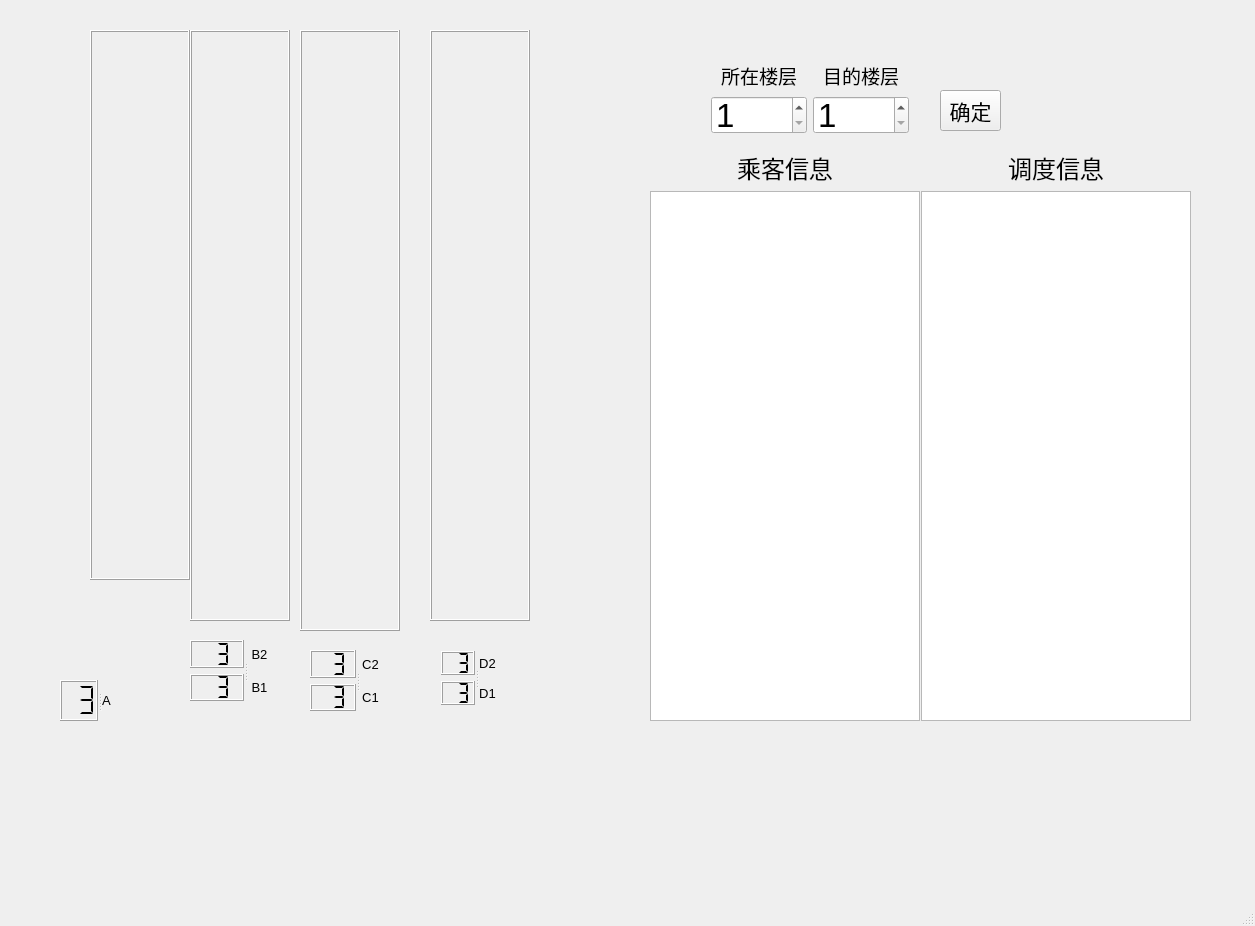
Old version of the form model/ele_version5_3_2.ui in the repository TDilcy/Ele.
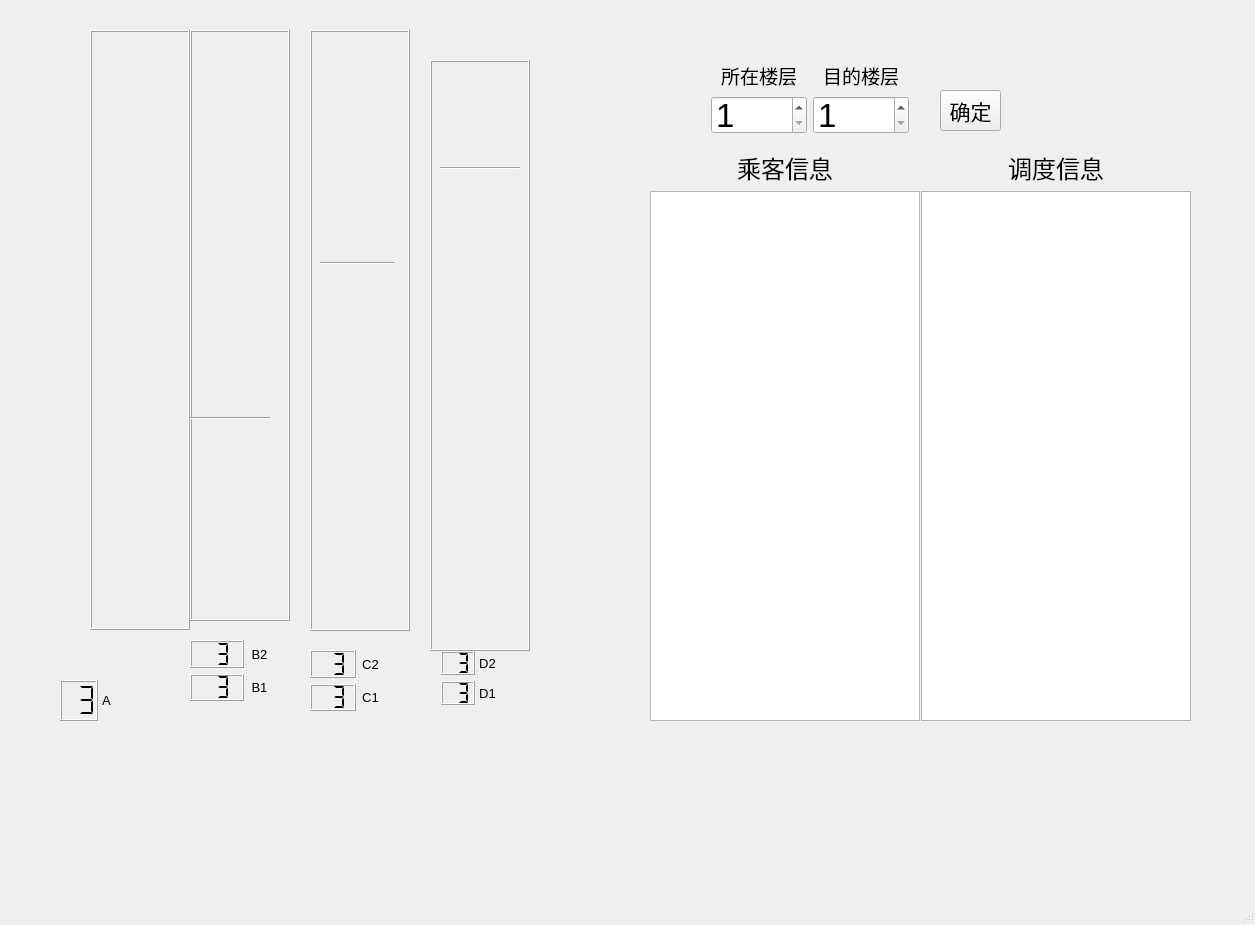
New version of the form.

Diff of the .ui file:
```diff
--- a/model/ele_version5_3_2.ui
+++ b/model/ele_version5_3_2.ui
@@ -10,7 +10,7 @@
     <x>0</x>
     <y>0</y>
     <width>1255</width>
-    <height>926</height>
+    <height>925</height>
    </rect>
   </property>
   <property name="windowTitle">
@@ -23,7 +23,7 @@
       <x>90</x>
       <y>30</y>
       <width>100</width>
-      <height>550</height>
+      <height>600</height>
      </rect>
     </property>
     <property name="frameShape">
@@ -61,12 +61,36 @@
     <property name="midLineWidth">
      <number>0</number>
     </property>
-    <layout class="QVBoxLayout" name="verticalLayout_2"/>
+    <widget class="Line" name="B_bound">
+     <property name="enabled">
+      <bool>true</bool>
+     </property>
+     <property name="geometry">
+      <rect>
+       <x>0</x>
+       <y>380</y>
+       <width>80</width>
+       <height>16</height>
+      </rect>
+     </property>
+     <property name="cursor">
+      <cursorShape>ArrowCursor</cursorShape>
+     </property>
+     <property name="frameShadow">
+      <enum>QFrame::Sunken</enum>
+     </property>
+     <property name="lineWidth">
+      <number>1</number>
+     </property>
+     <property name="orientation">
+      <enum>Qt::Horizontal</enum>
+     </property>
+    </widget>
    </widget>
    <widget class="QFrame" name="frame_3">
     <property name="geometry">
      <rect>
-      <x>300</x>
+      <x>310</x>
       <y>30</y>
       <width>100</width>
       <height>601</height>
@@ -84,13 +108,31 @@
     <property name="midLineWidth">
      <number>0</number>
     </property>
-    <layout class="QVBoxLayout" name="verticalLayout_3"/>
+    <widget class="Line" name="C_bound">
+     <property name="geometry">
+      <rect>
+       <x>10</x>
+       <y>230</y>
+       <width>74</width>
+       <height>6</height>
+      </rect>
+     </property>
+     <property name="frameShadow">
+      <enum>QFrame::Sunken</enum>
+     </property>
+     <property name="lineWidth">
+      <number>1</number>
+     </property>
+     <property name="orientation">
+      <enum>Qt::Horizontal</enum>
+     </property>
+    </widget>
    </widget>
    <widget class="QFrame" name="frame_4">
     <property name="geometry">
      <rect>
       <x>430</x>
-      <y>30</y>
+      <y>60</y>
       <width>100</width>
       <height>591</height>
      </rect>
@@ -107,7 +149,22 @@
     <property name="midLineWidth">
      <number>0</number>
     </property>
-    <layout class="QVBoxLayout" name="verticalLayout_4"/>
+    <widget class="Line" name="D_bound">
+     <property name="geometry">
+      <rect>
+       <x>10</x>
+       <y>100</y>
+       <width>80</width>
+       <height>16</height>
+      </rect>
+     </property>
+     <property name="lineWidth">
+      <number>1</number>
+     </property>
+     <property name="orientation">
+      <enum>Qt::Horizontal</enum>
+     </property>
+    </widget>
    </widget>
    <widget class="QSplitter" name="splitter_10">
     <property name="geometry">
```
Left out of the diff: 6 changed lines with no effect on the pictures.
